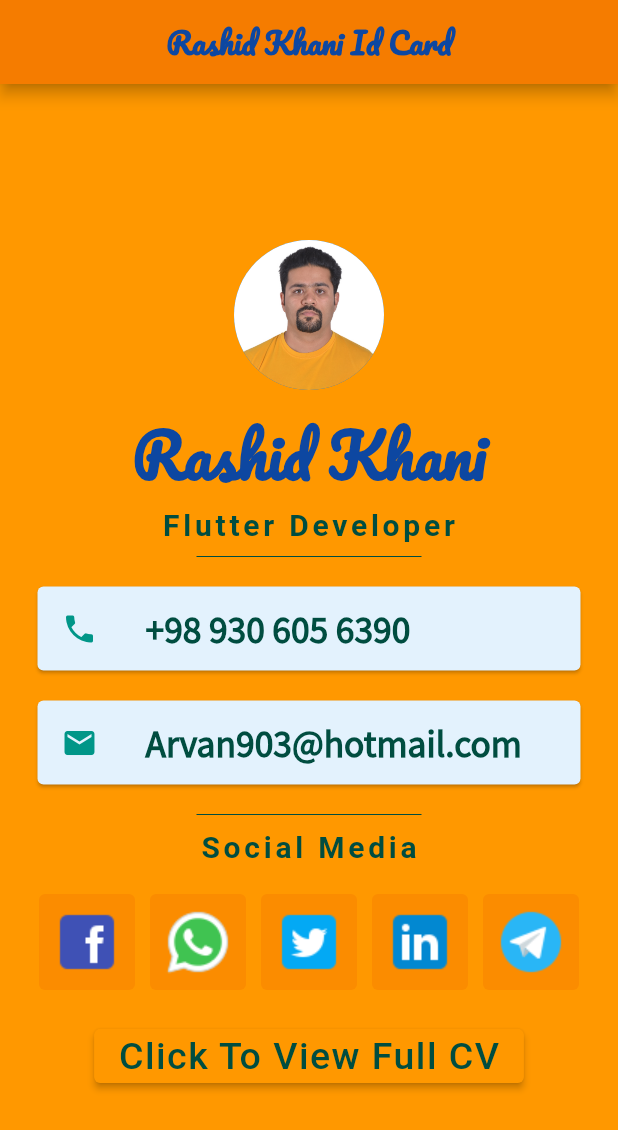
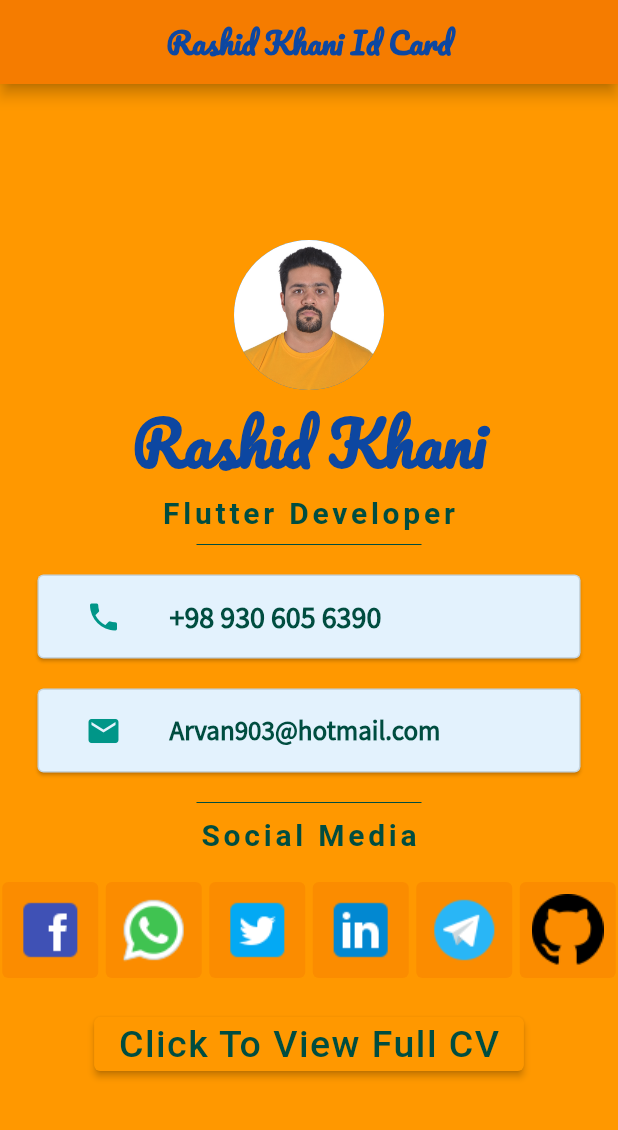
Before and after one commit to arvan903/personal_id_card, a Flutter app: the screen it shows after launch, on a phone screen of 412 x 824 dp. Shown: the top 1130 px of the screen. Run offline on Flutter 3.47's test engine with Material 2 defaults, Android fonts, the phone set to English and light mode, and no system bars; Roboto replaces fonts that are missing (SourceSanPro).

Commit message:
UI Improved , Fix some crashes , now by clicking on email address or phone number you can call or send email.

```diff
--- a/lib/main.dart
+++ b/lib/main.dart
@@ -65,16 +65,15 @@ class MyApp extends StatelessWidget {
             ),
           ),
           backgroundColor: Colors.orange,
-          body: SafeArea(
+          body: Center(
+            child: SafeArea(
+              child: SingleChildScrollView(
                 child: Column(
                   mainAxisAlignment: MainAxisAlignment.center,
                   children: [
-                TextButton(
-                  onPressed: giURL,
-                  child: const CircleAvatar(
+                    const CircleAvatar(
                       backgroundImage: AssetImage('images/rashid.jpg'),
                       radius: 50,
-                  ),
                     ),
                     Text(
                       'Rashid Khani',
@@ -103,8 +102,12 @@ class MyApp extends StatelessWidget {
                     ),
                     Card(
                       color: Colors.blue.shade50,
-                  margin:
-                      const EdgeInsets.symmetric(vertical: 10, horizontal: 25),
+                      margin: const EdgeInsets.symmetric(
+                          vertical: 10, horizontal: 25),
+                      child: OutlinedButton(
+                        onPressed: () {
+                          launch('tel:+989306056390');
+                        },
                         child: ListTile(
                             leading: const Icon(
                               Icons.phone,
@@ -115,14 +118,20 @@ class MyApp extends StatelessWidget {
                               style: TextStyle(
                                   fontFamily: 'SourceSansPro',
                                   color: Colors.teal.shade900,
-                            fontSize: 25,
+                                  fontSize: 20,
                                   fontWeight: FontWeight.bold),
                             )),
                       ),
+                    ),
                     Card(
                       color: Colors.blue.shade50,
-                  margin:
-                      const EdgeInsets.symmetric(vertical: 10, horizontal: 25),
+                      margin: const EdgeInsets.symmetric(
+                          vertical: 10, horizontal: 25),
+                      child: OutlinedButton(
+                        onPressed: () {
+                          launch(
+                              'mailto:arvan903@hotmail.com?subject=Contacting you from ID card app title&body=Hello there');
+                        },
                         child: ListTile(
                           leading: const Icon(Icons.email, color: Colors.teal),
                           title: Text(
@@ -130,9 +139,11 @@ class MyApp extends StatelessWidget {
                             style: TextStyle(
                                 fontFamily: 'SourceSansPro',
                                 color: Colors.teal.shade900,
-                            fontSize: 25,
+                                fontSize: 18,
                                 fontWeight: FontWeight.bold),
-                      )),
+                          ),
+                        ),
+                      ),
                     ),
                     SizedBox(
                       child: Divider(
@@ -157,7 +168,8 @@ class MyApp extends StatelessWidget {
                         ),
                       ],
                     ),
-                Flexible(
+                    SingleChildScrollView(
+                      scrollDirection: Axis.horizontal,
                       child: Row(
                         crossAxisAlignment: CrossAxisAlignment.center,
                         mainAxisAlignment: MainAxisAlignment.center,
@@ -169,7 +181,7 @@ class MyApp extends StatelessWidget {
                             child: Image.asset('images/Facebook.png'),
                           ),
                           const SizedBox(
-                        width: 10,
+                            width: 5,
                           ),
                           TextButton(
                             style: ElevatedButton.styleFrom(
@@ -178,7 +190,7 @@ class MyApp extends StatelessWidget {
                             child: Image.asset('images/Whatsapp.png'),
                           ),
                           const SizedBox(
-                        width: 10,
+                            width: 5,
                           ),
                           TextButton(
                             style: ElevatedButton.styleFrom(
@@ -187,7 +199,7 @@ class MyApp extends StatelessWidget {
                             child: Image.asset('images/twitter.png'),
                           ),
                           const SizedBox(
-                        width: 10,
+                            width: 5,
                           ),
                           TextButton(
                             style: ElevatedButton.styleFrom(
@@ -196,14 +208,23 @@ class MyApp extends StatelessWidget {
                             child: Image.asset('images/Linkedin.png'),
                           ),
                           const SizedBox(
-                        width: 10,
+                            width: 5,
                           ),
                           TextButton(
                             style: ElevatedButton.styleFrom(
                                 primary: Colors.orange.shade600),
                             onPressed: liURL,
                             child: Image.asset('images/Telegram.png'),
-                      )
+                          ),
+                          const SizedBox(
+                            width: 5,
+                          ),
+                          TextButton(
+                            style: ElevatedButton.styleFrom(
+                                primary: Colors.orange.shade600),
+                            onPressed: giURL,
+                            child: Image.asset('images/Github.png'),
+                          ),
                         ],
                       ),
                     ),
@@ -216,7 +237,8 @@ class MyApp extends StatelessWidget {
                       mainAxisAlignment: MainAxisAlignment.center,
                       children: [
                         ElevatedButton(
-                        style: ElevatedButton.styleFrom(primary: Colors.orange),
+                            style: ElevatedButton.styleFrom(
+                                primary: Colors.orange),
                             onPressed: () {
                               cvURL();
                             },
@@ -229,8 +251,10 @@ class MyApp extends StatelessWidget {
                                   fontSize: 25),
                             ))
                       ],
-                )
+                    ),
                   ],
+                ),
+              ),
             ),
           ),
         ));
--- a/pubspec.yaml
+++ b/pubspec.yaml
@@ -36,6 +36,7 @@ dependencies:
   # Use with the CupertinoIcons class for iOS style icons.
   cupertino_icons: ^1.0.2
   url_launcher: ^6.0.20
+
 
 
 
```
Also changed, not shown: images/Github.png (added). Lines whose indentation alone changed are shown as unchanged.
